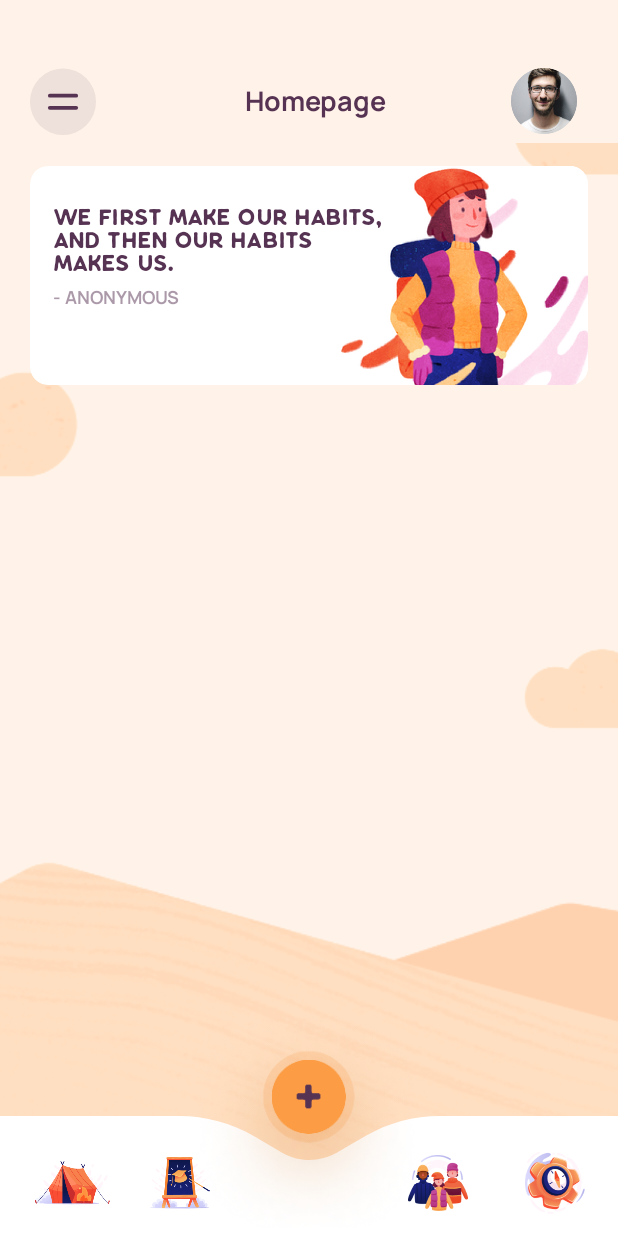
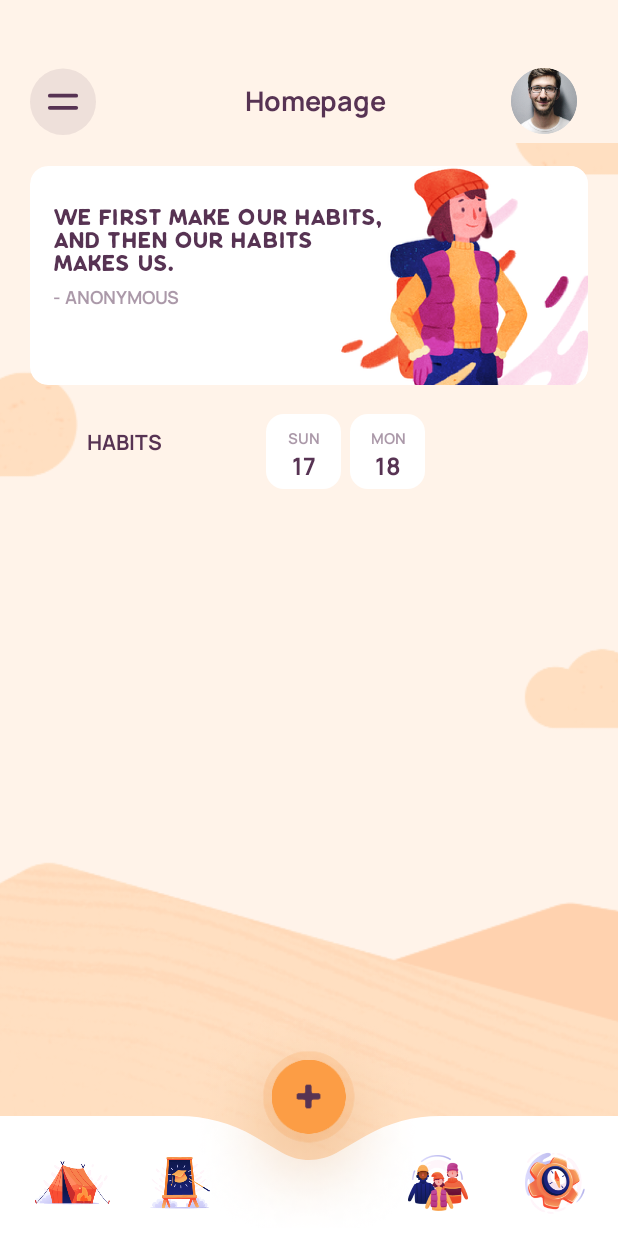
Before and after one commit to Omega-Dev-Training/Monumental-Habits, an Android app: the screen it shows after launch (MainActivity), on a phone screen of 412 x 824 dp. Run offline under Robolectric (Android 15) with nearby library versions, the phone set to English and light mode, and no system bars.

Commit message:
tracking_habits_start

```diff
--- a/app/src/main/res/layout/tracking_habits.xml
+++ b/app/src/main/res/layout/tracking_habits.xml
@@ -51,6 +51,7 @@
         android:id="@+id/scrollview_vertical"
         android:layout_width="match_parent"
         android:layout_height="0dp"
+        android:fillViewport="true"
         android:background="#0000"
         android:orientation="vertical"
         app:layout_constraintBottom_toTopOf="@+id/navigation"
@@ -64,6 +65,7 @@
             android:layout_marginTop="15dp">
 
             <androidx.cardview.widget.CardView
+                android:id="@+id/cardview"
                 android:layout_width="match_parent"
                 android:layout_height="wrap_content"
                 app:cardBackgroundColor="@color/white"
@@ -121,7 +123,7 @@
             <HorizontalScrollView
                 android:layout_width="wrap_content"
                 android:layout_height="wrap_content"
-                app:layout_constraintTop_toBottomOf="@+id/motivation">
+                app:layout_constraintTop_toBottomOf="@+id/cardview">
 
                 <androidx.constraintlayout.widget.ConstraintLayout
                     android:id="@+id/constraint_info"
@@ -174,6 +176,41 @@
                         app:layout_constraintTop_toTopOf="@+id/day_box_1"
                         app:layout_constraintBottom_toTopOf="@+id/number1"/>
 
+                    <ImageView
+                        android:id="@+id/day_box_2"
+                        android:layout_width="50dp"
+                        android:layout_height="50dp"
+                        android:src="@drawable/rectangle_motivation"
+                        android:layout_marginTop="19dp"
+                        android:layout_marginStart="6dp"
+                        app:layout_constraintStart_toEndOf="@+id/day_box_1"
+                        app:layout_constraintTop_toTopOf="@+id/constraint_info"
+                        android:contentDescription="@string/day_box_1"/>
+
+                    <TextView
+                        android:id="@+id/number2"
+                        android:layout_width="wrap_content"
+                        android:layout_height="wrap_content"
+                        android:text="@string/_18"
+                        style="@style/NumberHabitsStyle"
+                        android:layout_marginBottom="5dp"
+                        app:layout_constraintStart_toStartOf="@+id/day_box_2"
+                        app:layout_constraintEnd_toEndOf="@+id/day_box_2"
+                        app:layout_constraintTop_toBottomOf="@+id/monday1"
+                        app:layout_constraintBottom_toBottomOf="@+id/day_box_2"/>
+
+                    <TextView
+                        android:id="@+id/monday1"
+                        android:layout_width="wrap_content"
+                        android:layout_height="wrap_content"
+                        android:text="@string/mon"
+                        style="@style/DayOfWeekStyle"
+                        android:layout_marginTop="10dp"
+                        app:layout_constraintStart_toStartOf="@+id/number2"
+                        app:layout_constraintEnd_toEndOf="@+id/number2"
+                        app:layout_constraintTop_toTopOf="@+id/day_box_2"
+                        app:layout_constraintBottom_toTopOf="@+id/number2"/>
+
                 </androidx.constraintlayout.widget.ConstraintLayout>
 
             </HorizontalScrollView>
@@ -183,11 +220,6 @@
 
 
     </ScrollView>
-
-
-
-
-
 
 
     <com.google.android.material.bottomnavigation.BottomNavigationView
--- a/app/src/main/res/values/strings.xml
+++ b/app/src/main/res/values/strings.xml
@@ -16,4 +16,6 @@
     <string name="bk_tracking">bk_tracking</string>
     <string name="button_plus">button_plus</string>
     <string name="sun">SUN</string>
+    <string name="_18">18</string>
+    <string name="mon">MON</string>
 </resources>
```
